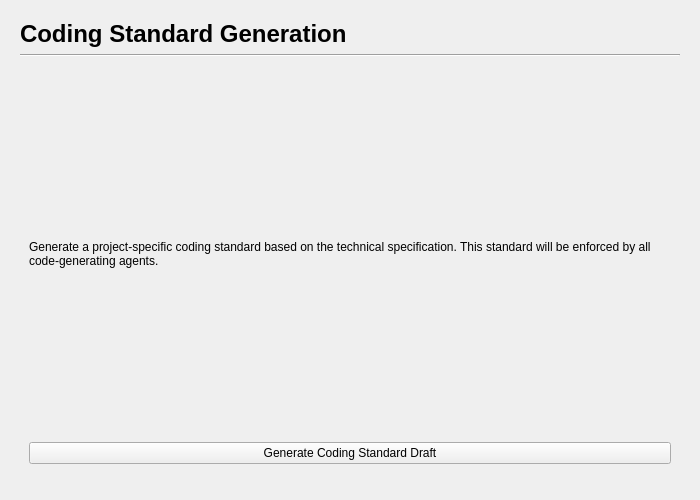
Qt form gui/coding_standard_page.ui (mariolewis/asdf_factory) before a commit.
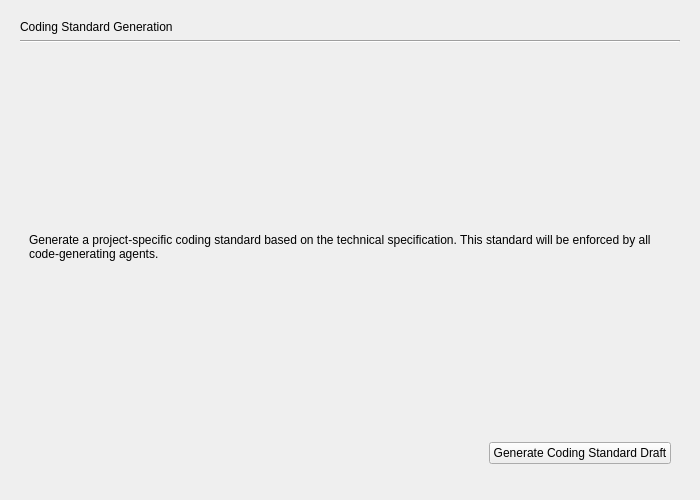
The same form after that commit.

Patch:
```diff
--- a/gui/coding_standard_page.ui
+++ b/gui/coding_standard_page.ui
@@ -31,9 +31,6 @@
      <property name="text">
       <string>Coding Standard Generation</string>
      </property>
-     <property name="styleSheet">
-      <string notr="true">font-size: 18pt; font-weight: bold;</string>
-     </property>
     </widget>
    </item>
    <item>
@@ -58,12 +55,29 @@
         </widget>
        </item>
        <item>
+        <layout class="QHBoxLayout" name="horizontalLayout_2">
+         <item>
+          <spacer name="horizontalSpacer_2">
+           <property name="orientation">
+            <enum>Qt::Horizontal</enum>
+           </property>
+           <property name="sizeHint" stdset="0">
+            <size>
+             <width>40</width>
+             <height>20</height>
+            </size>
+           </property>
+          </spacer>
+         </item>
+         <item>
         <widget class="QPushButton" name="generateButton">
          <property name="text">
           <string>Generate Coding Standard Draft</string>
          </property>
         </widget>
        </item>
+        </layout>
+       </item>
        <item>
         <spacer name="verticalSpacer">
          <property name="orientation">
```
Left out of the diff: 9 changed lines with no effect on the pictures. Lines whose indentation alone changed are shown as unchanged.
